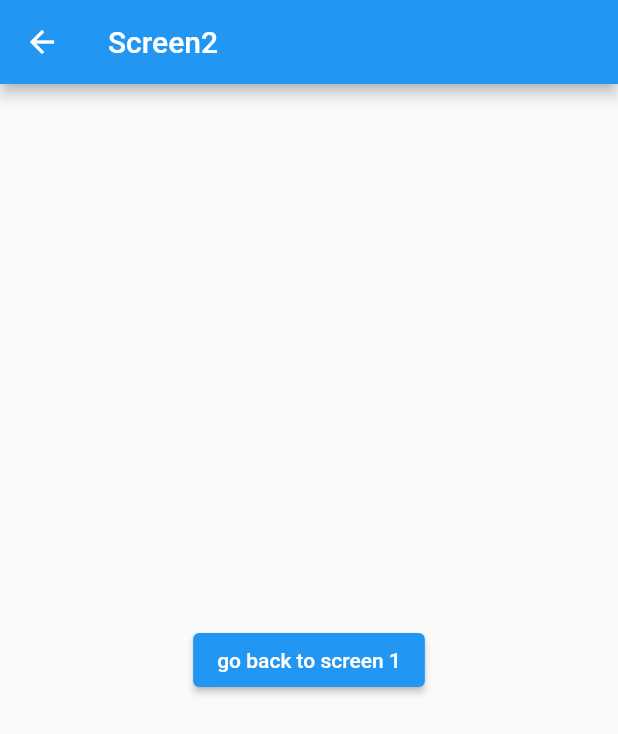
After one commit to shadysamara/gsg_ui2022, a Flutter app: the screen it shows after launch, after a tap on "go to screen 2", on a phone screen of 412 x 824 dp. The commit adds this screen. Shown: the top 734 px of the screen. Run offline on Flutter 3.47's test engine with Material 2 defaults, Android fonts, the phone set to English and light mode, and no system bars; our stand-ins replace cached_network_image, easy_localization, flutter_screenutil, lottie, share_plus.

Commit message:
navigations

```diff
--- a/lib/main.dart
+++ b/lib/main.dart
@@ -7,6 +7,10 @@ import 'package:gsk_ui/data/news_app/views/screens/all_news_screen.dart';
 import 'package:gsk_ui/data/news_app/views/screens/main_screen.dart';
 import 'package:gsk_ui/instegram/instegram_feed.dart';
 import 'package:gsk_ui/my_first_ui.dart';
+import 'package:gsk_ui/navigation/router.dart';
+import 'package:gsk_ui/navigation/screens/screen1.dart';
+import 'package:gsk_ui/navigation/screens/screen2.dart';
+import 'package:gsk_ui/navigation/screens/screen3.dart';
 import 'package:gsk_ui/screen2.dart';
 import 'package:gsk_ui/translated_ui.dart';
 
@@ -16,8 +20,7 @@ void main() async {
   runApp(
     EasyLocalization(
         supportedLocales: [Locale('en'), Locale('ar')],
-        path:
-            'assets/langs', // <-- change the path of the translation files
+        path: 'assets/langs', // <-- change the path of the translation files
         fallbackLocale: Locale('en'),
         child: MyApp()),
   );
@@ -46,15 +49,31 @@ class MyAppState extends State<MyApp> {
         minTextAdapt: true,
         splitScreenMode: true,
         builder: (context, child) {
-
           return MaterialApp(
+            navigatorKey: AppRouter.navKey,
             localizationsDelegates: context.localizationDelegates,
             supportedLocales: context.supportedLocales,
             locale: context.locale,
             theme: isDark ? ThemeData.dark() : ThemeData.light(),
-          home: TranslatedUi(),
+            initialRoute: 'screen1',
+            routes: {
+              Screen1.screenName:(context)=>Screen1(),
+              Screen2.screenName: (context) => Screen2('')
+            },
+            onGenerateRoute: (RouteSettings routeSettings) {
+              String? name = routeSettings.name;
+              dynamic arguments = routeSettings.arguments;
+              if (name == Screen2.screenName) {
+                return MaterialPageRoute(builder: (context) {
+                  return Screen2(arguments.toString());
+                });
+              } else {
+                return MaterialPageRoute(builder: (context) {
+                  return PathNotFound(name!);
+                });
+              }
+            },
           );
-      }
-    );
+        });
   }
 }
--- /dev/null
+++ b/lib/navigation/navigation_controller/navigation_contants.dart
@@ -0,0 +1,4 @@
+class NavigationConstants{
+    static const String screen1Name = 'screen1';
+    static const String screen2Name = 'screen2';
+}
--- /dev/null
+++ b/lib/navigation/router.dart
@@ -0,0 +1,19 @@
+import 'package:flutter/material.dart';
+
+class AppRouter {
+  static GlobalKey<NavigatorState> navKey = GlobalKey<NavigatorState>();
+  static Future<String?> NavigateToWidget(Widget widget) async {
+    String? x = await Navigator.of(navKey.currentContext!)
+        .push(MaterialPageRoute(builder: (context) {
+      return widget;
+    }));
+    return x;
+  }
+
+  static NavigateWithReplacemtnToWidget(Widget widget) {
+    Navigator.of(navKey.currentContext!)
+        .pushReplacement(MaterialPageRoute(builder: (context) {
+      return widget;
+    }));
+  }
+}
--- /dev/null
+++ b/lib/navigation/screens/screen1.dart
@@ -0,0 +1,41 @@
+import 'dart:developer';
+
+import 'package:flutter/cupertino.dart';
+import 'package:flutter/material.dart';
+import 'package:gsk_ui/navigation/router.dart';
+import 'package:gsk_ui/navigation/screens/screen2.dart';
+
+class Screen1 extends StatelessWidget {
+  static const String screenName = 'screen1';
+  @override
+  Widget build(BuildContext context) {
+    // TODO: implement build
+    return WillPopScope(
+      onWillPop: () {
+        if (Navigator.canPop(context)) {
+          Navigator.pop(context, 'hello');
+          return Future.value(true);
+        } else {
+          log('this is te last screen, you cant pop more');
+          return Future.value(false);
+        }
+      },
+      child: Scaffold(
+          appBar: AppBar(
+            title: Text('Screen1'),
+          ),
+          body: Center(
+            child: ElevatedButton(
+                child: Text('go to screen 2'),
+                onPressed: () async {
+                  AppRouter.NavigateToWidget(Screen2('title'));
+                  // String x = await Navigator.push(context,
+                  //     MaterialPageRoute(builder: ((context) {
+                  //   return Screen2('hello');
+                  // })));
+                  // print('the message that i recived from other screen is $x');
+                }),
+          )),
+    );
+  }
+}
--- /dev/null
+++ b/lib/navigation/screens/screen2.dart
@@ -0,0 +1,35 @@
+import 'package:flutter/cupertino.dart';
+import 'package:flutter/material.dart';
+
+class Screen2 extends StatelessWidget {
+  static const String screenName = 'screen2';
+  String title;
+  Screen2(this.title);
+
+  @override
+  Widget build(BuildContext context) {
+  String? x =   ModalRoute.of(context)?.settings.arguments.toString();
+    // TODO: implement build
+    return WillPopScope(
+      onWillPop: () {
+        if (Navigator.canPop(context)) {
+          Navigator.pop(context, 'hello');
+          return Future.value(true);
+        } else {
+          return Future.value(false);
+        }
+      },
+      child: Scaffold(
+          appBar: AppBar(
+            title: Text('Screen2'),
+          ),
+          body: Center(
+            child: ElevatedButton(
+                child: Text('go back to screen 1'),
+                onPressed: () {
+                  Navigator.pop(context, 'this data came back from screen2');
+                }),
+          )),
+    );
+  }
+}
```
Also changed, not shown: lib/navigation/screens/screen3.dart (added, +16 -0 lines). Lines whose indentation alone changed are shown as unchanged.
